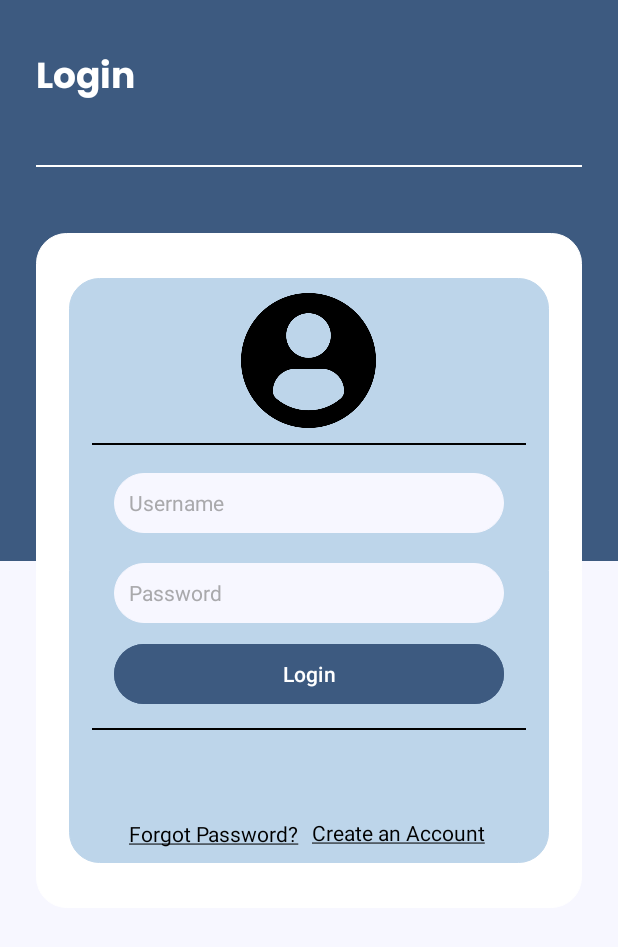
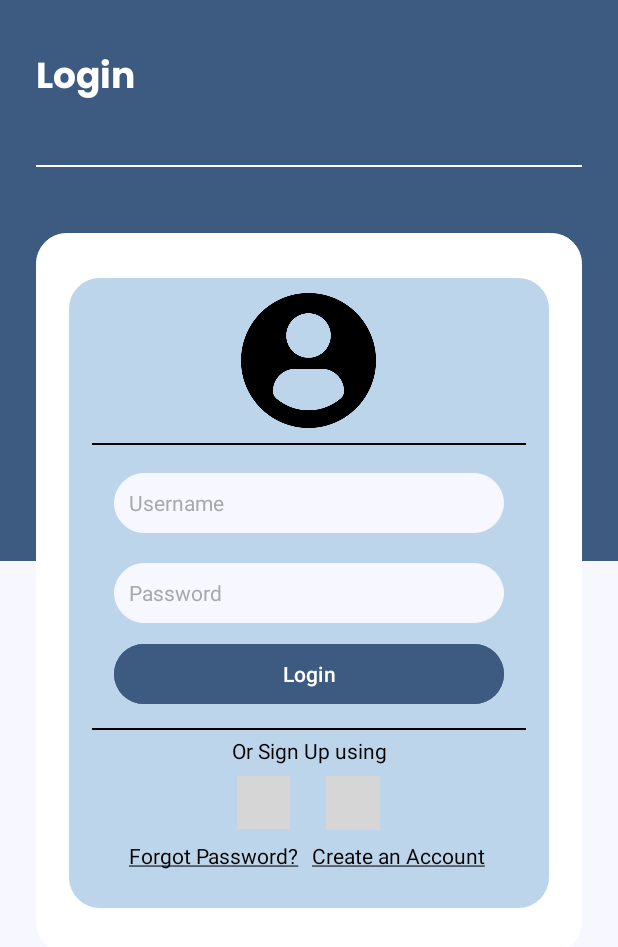
Before and after one commit to Xspencer6/ProjectDesignApplication, an Android app: the fragment LoginFragment shown on its own in the app's theme, on a phone screen of 412 x 824 dp. Shown: the top 947 px of the screen. Run offline under Robolectric (Android 15) with nearby library versions, the phone set to English and light mode, and no system bars; grey boxes are pictures that could not be loaded.

Commit message:
Added login and mapping fragments

```diff
--- a/app/src/main/res/layout/fragment_login.xml
+++ b/app/src/main/res/layout/fragment_login.xml
@@ -39,7 +39,7 @@
 
     <FrameLayout
         android:layout_width="match_parent"
-        android:layout_height="450dp"
+        android:layout_height="480dp"
         android:layout_marginStart="24dp"
         android:layout_marginEnd="24dp"
         android:layout_marginTop="155dp"
@@ -129,6 +129,39 @@
                 android:background="@android:color/black"/>
 
             <TextView
+                android:layout_width="match_parent"
+                android:layout_height="wrap_content"
+                android:layout_marginTop="305dp"
+                android:text="Or Sign Up using"
+                android:textAlignment="center"
+                android:textColor="@color/black"
+                >
+
+            </TextView>
+            <LinearLayout
+                android:layout_width="match_parent"
+                android:layout_height="40dp"
+                android:orientation="horizontal"
+                android:layout_marginTop="330dp"
+                android:layout_marginStart="12dp"
+                android:layout_marginEnd="12dp"
+                android:gravity="center"
+                >
+                <ImageView
+                    android:layout_width="35dp"
+                    android:layout_height="35dp"
+                    android:layout_margin="12dp"
+                    android:src="@drawable/facebook">
+                </ImageView>
+
+                <ImageView
+                    android:layout_width="36dp"
+                    android:layout_height="36dp"
+                    android:layout_margin="12dp"
+                    android:src="@drawable/google">
+                </ImageView>
+            </LinearLayout>
+            <TextView
                 android:layout_width="wrap_content"
                 android:layout_height="wrap_content"
                 android:layout_gravity="center_vertical"
@@ -143,7 +176,7 @@
                 android:layout_width="wrap_content"
                 android:layout_height="wrap_content"
                 android:layout_gravity="center_horizontal"
-                android:layout_marginTop="360dp"
+                android:layout_marginTop="375dp"
                 android:layout_marginStart="60dp"
                 android:text="@string/create_account_hyperlink"
                 android:textColorLink="@color/black"
```
